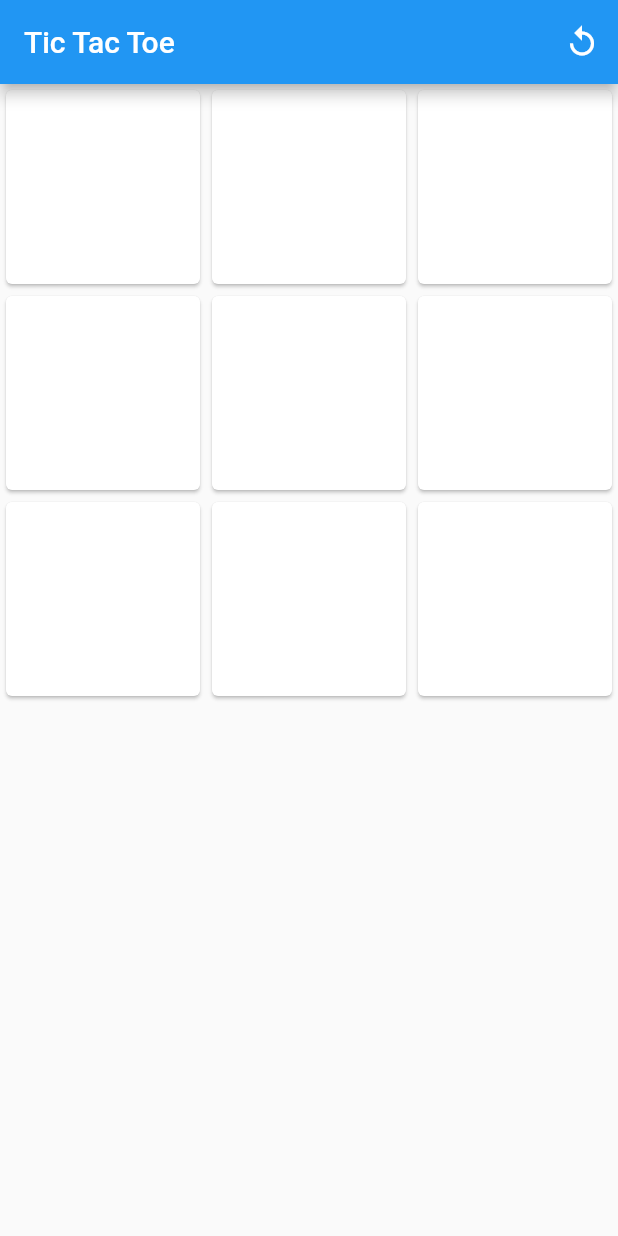
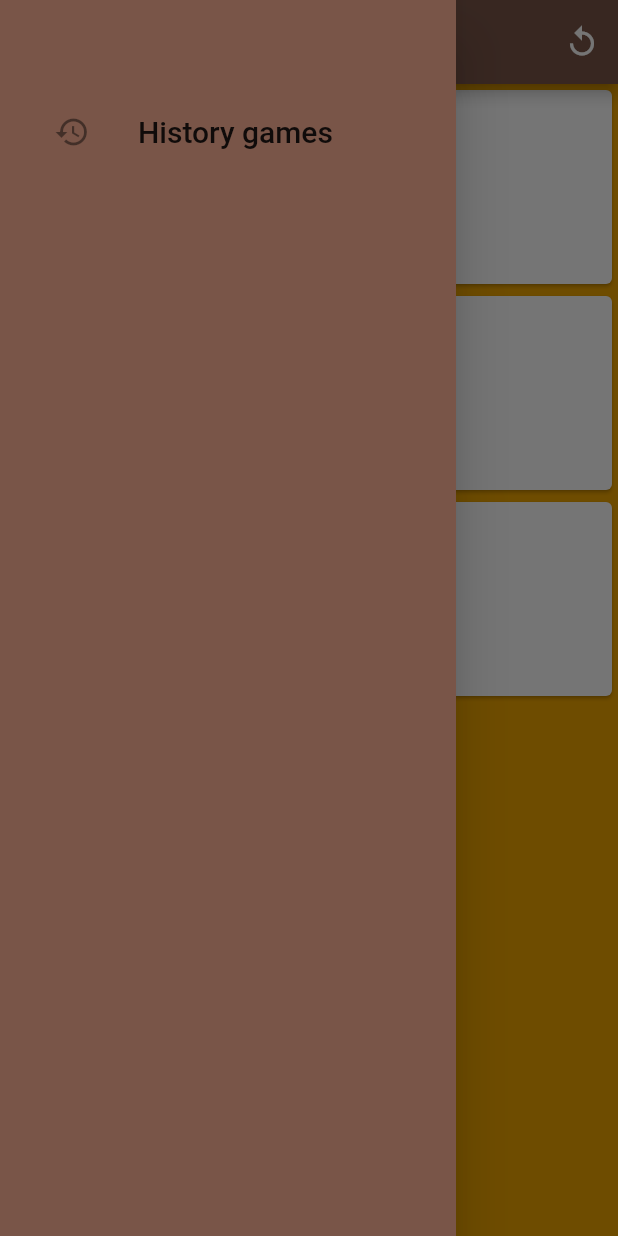
Before and after one commit to mlodyFrontendowiec/TicTacToe-Flutter, a Flutter app: the screen it shows after launch, with the side drawer open (before the commit the screen has no drawer), on a phone screen of 412 x 824 dp. Run offline on Flutter 3.47's test engine with Material 2 defaults, Android fonts, the phone set to English and light mode, and no system bars.

Commit message:
Add new screen and change colors in app

```diff
--- a/lib/main.dart
+++ b/lib/main.dart
@@ -1,5 +1,6 @@
 import 'package:flutter/material.dart';
-import 'package:tictac/screen/Game.dart';
+import 'package:tictac/screen/game_screen.dart';
+import 'package:tictac/screen/history_screen.dart';
 
 void main() {
   runApp(MyApp());
@@ -76,9 +77,11 @@ class _MyAppState extends State<MyApp> {
   @override
   Widget build(BuildContext context) {
     return MaterialApp(
+      theme: ThemeData(canvasColor: const Color(0xffF0A500)),
       title: 'Flutter Demo',
       home: Game(cards, setCard, restartGame, setResult, restartGame),
       initialRoute: '/',
+      routes: {HistoryScreen.nameRoute: (ctx) => HistoryScreen()},
     );
   }
 }
--- a/lib/screen/Game.dart
+++ b/lib/screen/game_screen.dart
@@ -1,5 +1,6 @@
 import 'package:flutter/material.dart';
 import 'package:tictac/widgets/game_board.dart';
+import 'package:tictac/widgets/main_drawer.dart';
 
 class Game extends StatelessWidget {
   final List cards;
@@ -14,9 +15,11 @@ class Game extends StatelessWidget {
   Widget build(BuildContext context) {
     return Scaffold(
         appBar: AppBar(
+          backgroundColor: Colors.brown,
           title: Text("Tic Tac Toe"),
           actions: [IconButton(icon: Icon(Icons.replay), onPressed: resetGame)],
         ),
+        drawer: MainDrawer(),
         body: setResult() == null
             ? GameBoard(cards, setCard)
             : AlertDialog(
--- /dev/null
+++ b/lib/screen/history_screen.dart
@@ -0,0 +1,14 @@
+import 'package:flutter/material.dart';
+
+class HistoryScreen extends StatelessWidget {
+  static const String nameRoute = '/history';
+
+  @override
+  Widget build(BuildContext context) {
+    return Scaffold(
+        appBar: AppBar(backgroundColor: Colors.brown),
+        body: Center(
+          child: Text("History games"),
+        ));
+  }
+}
--- /dev/null
+++ b/lib/widgets/main_drawer.dart
@@ -0,0 +1,39 @@
+import 'package:flutter/material.dart';
+import 'package:tictac/screen/history_screen.dart';
+
+class MainDrawer extends StatelessWidget {
+  @override
+  Widget build(BuildContext context) {
+    return Drawer(
+        child: Container(
+      color: Colors.brown,
+      child: Column(
+        children: [
+          SizedBox(height: 40),
+          Container(
+            padding: EdgeInsets.all(20),
+            height: 120,
+            width: double.infinity,
+            // alignment: Alignment.bottomLeft,
+            child: ListView(
+              children: [
+                ListTile(
+                  leading: Icon(
+                    Icons.history,
+                    size: 24,
+                  ),
+                  title: Text(
+                    "History games",
+                    style: TextStyle(fontSize: 20),
+                  ),
+                  onTap: () =>
+                      Navigator.of(context).pushNamed(HistoryScreen.nameRoute),
+                )
+              ],
+            ),
+          )
+        ],
+      ),
+    ));
+  }
+}
```
